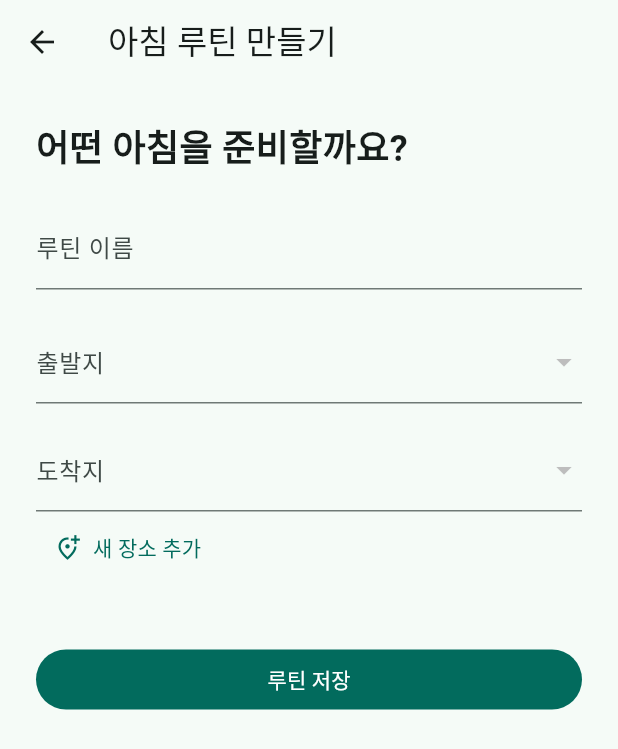
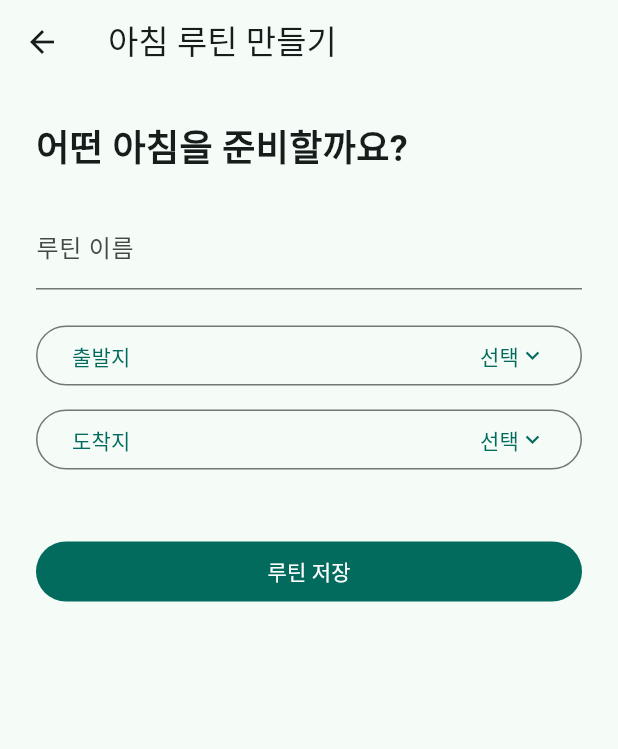
Before and after one commit to hye6k/aix-2026f-team08, a Flutter app: the _RoutineEditor screen opened directly with empty values, on a phone screen of 412 x 824 dp. Shown: the top 749 px of the screen. Run offline on Flutter 3.47's test engine with Material 3 defaults, Android fonts, the phone set to English and light mode, and no system bars; our stand-ins replace flutter_map, geocoding, geolocator, latlong2, shared_preferences, sqflite; accounts and stored records are empty.

Commit message:
feat: 루틴의 장소 선택 목록에서 새 장소 추가

```diff
--- a/app/lib/presentation/ux_comparison.dart
+++ b/app/lib/presentation/ux_comparison.dart
@@ -1201,6 +1201,78 @@ class _RoutineEditorState extends State<_RoutineEditor> {
     super.dispose();
   }
 
+  Future<void> _pickPlace({required bool isOrigin}) async {
+    final label = isOrigin ? '출발지' : '도착지';
+    final current = isOrigin ? origin : destination;
+    const addPlace = -1;
+    final choice = await showModalBottomSheet<int>(
+      context: context,
+      showDragHandle: true,
+      useSafeArea: true,
+      builder: (sheetContext) => SafeArea(
+        child: ListView(
+          shrinkWrap: true,
+          children: [
+            ListTile(title: Text('$label 선택')),
+            for (final place in widget.places)
+              ListTile(
+                title: Text(place.name),
+                subtitle: place.location.isEmpty ? null : Text(place.location),
+                trailing: place.id == current ? const Icon(Icons.check) : null,
+                onTap: () => Navigator.pop(sheetContext, place.id),
+              ),
+            ListTile(
+              leading: const Icon(Icons.add_location_alt_outlined),
+              title: const Text('새 장소 추가'),
+              onTap: () => Navigator.pop(sheetContext, addPlace),
+            ),
+          ],
+        ),
+      ),
+    );
+    if (!mounted || choice == null) return;
+    var selected = choice;
+    if (choice == addPlace) {
+      final previousIds = widget.places.map((place) => place.id).toSet();
+      await widget.addPlace();
+      if (!mounted) return;
+      final added = widget.places
+          .where((place) => !previousIds.contains(place.id))
+          .firstOrNull;
+      if (added == null) return;
+      selected = added.id;
+    }
+    setState(() {
+      if (isOrigin) {
+        origin = selected;
+      } else {
+        destination = selected;
+      }
+      error = null;
+    });
+  }
+
+  Widget _placeField(String label, int? id, {required bool isOrigin}) {
+    final place = widget.places.where((place) => place.id == id).firstOrNull;
+    return OutlinedButton(
+      onPressed: () => _pickPlace(isOrigin: isOrigin),
+      child: Row(
+        children: [
+          Text(label),
+          const SizedBox(width: 12),
+          Expanded(
+            child: Text(
+              place?.name ?? '선택',
+              textAlign: TextAlign.end,
+              overflow: TextOverflow.ellipsis,
+            ),
+          ),
+          const Icon(Icons.expand_more),
+        ],
+      ),
+    );
+  }
+
   @override
   Widget build(BuildContext context) {
     final conflicts = <int, String>{
@@ -1235,36 +1307,9 @@ class _RoutineEditorState extends State<_RoutineEditor> {
                 ),
               ),
               const SizedBox(height: 20),
-              DropdownButtonFormField<int>(
-                initialValue: origin,
-                decoration: const InputDecoration(labelText: '출발지'),
-                items: [
-                  for (final p in widget.places)
-                    DropdownMenuItem(value: p.id, child: Text(p.name)),
-                ],
-                onChanged: (value) => setState(() => origin = value),
-              ),
-              const SizedBox(height: 16),
-              DropdownButtonFormField<int>(
-                initialValue: destination,
-                decoration: const InputDecoration(labelText: '도착지'),
-                items: [
-                  for (final p in widget.places)
-                    DropdownMenuItem(value: p.id, child: Text(p.name)),
-                ],
-                onChanged: (value) => setState(() => destination = value),
-              ),
-              Align(
-                alignment: Alignment.centerLeft,
-                child: TextButton.icon(
-                  onPressed: () async {
-                    await widget.addPlace();
-                    if (mounted) setState(() {});
-                  },
-                  icon: const Icon(Icons.add_location_alt_outlined),
-                  label: const Text('새 장소 추가'),
-                ),
-              ),
+              _placeField('출발지', origin, isOrigin: true),
+              const SizedBox(height: 8),
+              _placeField('도착지', destination, isOrigin: false),
               const SizedBox(height: 16),
             ] else ...[
               Text(widget.existing!.name),
```
Also changed, not shown: 1 other file.
